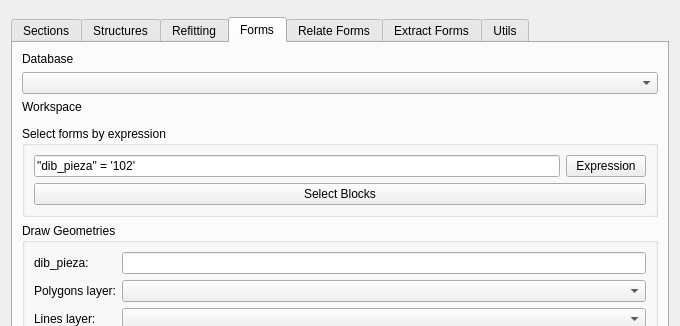
Above: sugar_tools_dialog.ui from psigcat/sugartools before the change; both pictures show x 0 to 680 and y 0 to 326 of the 680 by 842 pixel window. Below: the same form after it.
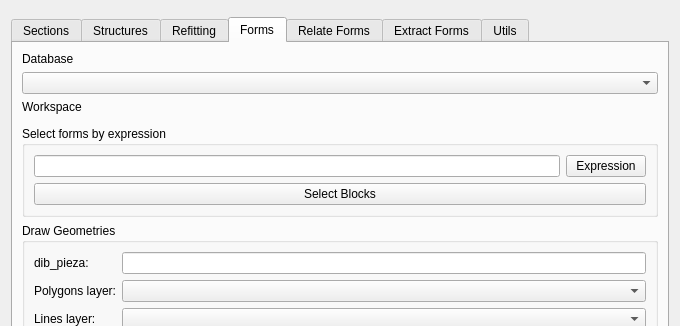
That is the form after the change. The open tabs and pages were chosen to show the change. Custom widgets are drawn as their Qt base class.

Commit message: reset ui when changing to tool4 or 5, fix #9

```diff
--- a/sugar_tools_dialog.ui
+++ b/sugar_tools_dialog.ui
@@ -645,7 +645,7 @@
           <item row="0" column="0">
            <widget class="QLineEdit" name="blocks_filter_expr">
             <property name="text">
-             <string>&quot;dib_pieza&quot; = '102'</string>
+             <string/>
             </property>
            </widget>
           </item>
```
The commit also changes 3 other files.
